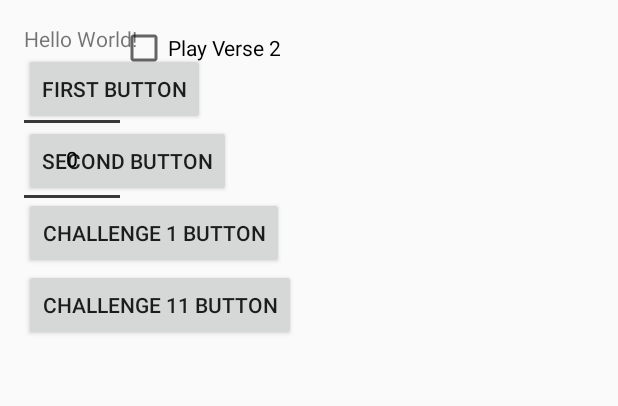
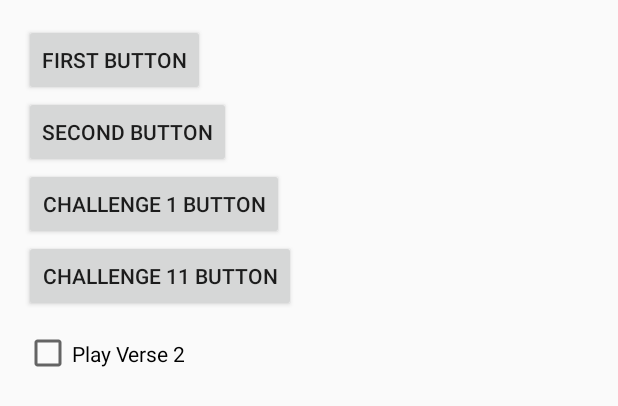
Before and after one commit to PranavKonduru12/Synthesizer_Version2, an Android app: the layout activity_synthesizer.xml on its own in the app's theme, with its tools: preview values and no code run, on a phone screen of 412 x 824 dp. Shown: the top 406 px of the screen. Run offline under Robolectric (Android 15) with nearby library versions, the phone set to English and light mode, and no system bars.

Commit message:
Did not need some linear layout

```diff
--- a/app/src/main/res/layout/activity_synthesizer.xml
+++ b/app/src/main/res/layout/activity_synthesizer.xml
@@ -14,7 +14,9 @@
         android:orientation="horizontal"
         android:layout_width="fill_parent"
         android:layout_height="fill_parent"
-        android:weightSum="1">
+        android:weightSum="1"
+        android:layout_alignParentTop="true"
+        android:layout_alignParentEnd="true">
         <ScrollView
             android:layout_width="wrap_content"
             android:layout_height="wrap_content"
@@ -25,10 +27,10 @@
                 android:layout_width="fill_parent"
                 android:layout_height="fill_parent">
 
-                <TextView
+                <!--<TextView
                     android:layout_width="wrap_content"
                     android:layout_height="wrap_content"
-                    android:text="Hello World!" />
+                    android:text="Hello World!" />-->
                 <Button
                     android:layout_width="wrap_content"
                     android:layout_height="wrap_content"
@@ -49,30 +51,41 @@
                     android:layout_height="wrap_content"
                     android:text="@string/mChallenge1"
                     android:id="@+id/mChallenge1" />
+
                 <Button
+                    android:id="@+id/mChallenge11"
                     android:layout_width="wrap_content"
                     android:layout_height="wrap_content"
-                    android:text="@string/mChallenge11"
-                    android:id="@+id/mChallenge11" />
+                    android:text="@string/mChallenge11" />
+
+                <!--<NumberPicker
+                    android:id="@+id/numberPicker2"
+                    android:layout_width="match_parent"
+                    android:layout_height="wrap_content" />-->
+
+                <CheckBox
+                    android:id="@+id/challenge11Check"
+                    android:layout_width="match_parent"
+                    android:layout_height="55dp"
+                    android:text="Play Verse 2" />
             </LinearLayout>
         </ScrollView>
-    </LinearLayout>
-    <LinearLayout
-        android:layout_width="match_parent"
-        android:layout_height="match_parent">
-        <NumberPicker
-            android:layout_width="wrap_content"
-            android:layout_height="wrap_content"
-            android:id="@+id/numberPicker"/>
-        <CheckBox
-            android:layout_width="wrap_content"
-            android:layout_height="wrap_content"
-            android:text="Play Verse 2"
-            android:id="@+id/challenge11Check" />
+
+        <!--<NumberPicker
+            android:id="@+id/numberPicker"
+            android:layout_width="102dp"
+            android:layout_height="wrap_content" />-->
+
+        <!--<LinearLayout
+            android:layout_width="match_parent"
+            android:layout_height="match_parent"
+            android:layout_alignParentTop="true"
+            android:layout_marginStart="188dp"
+            android:layout_marginTop="41dp"
+            android:layout_toEndOf="@+id/numberPicker2"
+            android:layout_weight="0.68">
+
+        </LinearLayout>-->
     </LinearLayout>
 
-    <NumberPicker
-        android:layout_width="wrap_content"
-        android:layout_height="wrap_content"
-        android:id="@+id/numberPicker2"/>
 </RelativeLayout>
```
